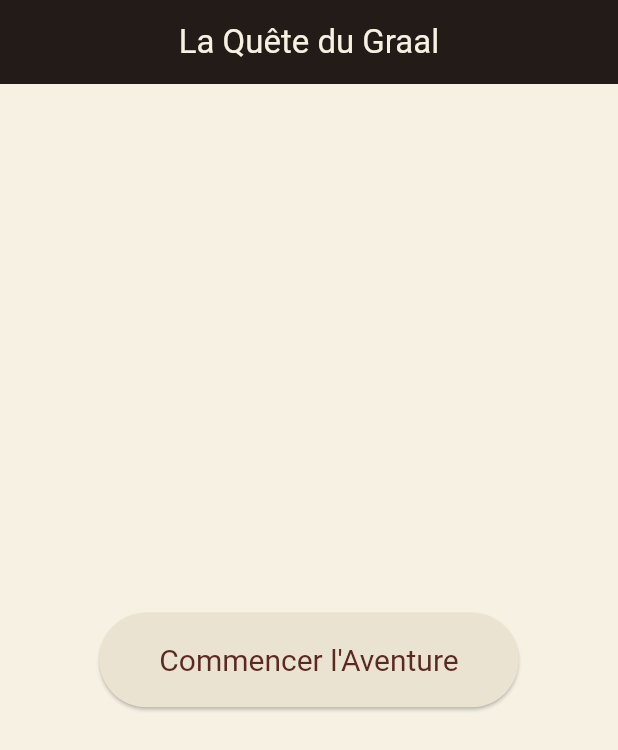
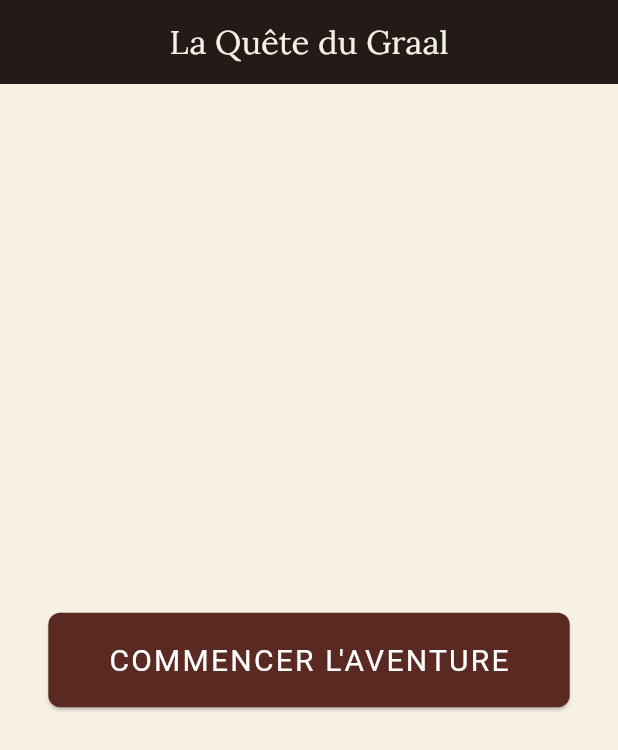
Before and after one commit to matthieu-sublet/Graal, a Flutter app: the screen it shows after launch, on a phone screen of 412 x 824 dp. Shown: the top 750 px of the screen. Run offline on Flutter 3.47's test engine with Material 3 defaults, Android fonts, the phone set to English and light mode, and no system bars; our stand-ins replace flutter_markdown, google_fonts.

Commit message:
Update main.dart

```diff
--- a/lib/main.dart
+++ b/lib/main.dart
@@ -1,20 +1,19 @@
 import 'package:flutter/material.dart';
 import 'package:provider/provider.dart';
+import 'package:google_fonts/google_fonts.dart'; // L'import est bien tout en haut !
+
 import 'models/player_state.dart';
 import 'utils/book_parser.dart';
 import 'screens/chapter_screen.dart';
 
 void main() {
   runApp(
-    // On injecte l'état du personnage dans toute l'application
     ChangeNotifierProvider(
       create: (context) => PlayerState(),
       child: const MonApplication(),
     ),
   );
 }
-
-import 'package:google_fonts/google_fonts.dart'; // Ajoute cet import en haut
 
 class MonApplication extends StatelessWidget {
   const MonApplication({super.key});
@@ -23,22 +22,20 @@ class MonApplication extends StatelessWidget {
   Widget build(BuildContext context) {
     return MaterialApp(
       title: 'Quête du Graal',
-      debugShowCheckedModeBanner: false, // Retire le petit bandeau "DEBUG"
+      debugShowCheckedModeBanner: false,
       theme: ThemeData(
-        // Couleurs principales (Fond parchemin, textes sombres)
         scaffoldBackgroundColor: const Color(0xFFF6F1E3),
         colorScheme: const ColorScheme.light(
-          primary: Color(0xFF5A2A22), // Un rouge/brun profond pour les accents
+          primary: Color(0xFF5A2A22),
           onPrimary: Colors.white,
-          surface: Color(0xFFEBE3D1), // Parchemin un peu plus sombre pour les boutons
-          onSurface: Color(0xFF2C2621), // Couleur de l'encre (presque noir)
+          surface: Color(0xFFEBE3D1),
+          onSurface: Color(0xFF2C2621),
         ),
-        // On applique la police Lora à toute l'application
         textTheme: GoogleFonts.loraTextTheme(
           Theme.of(context).textTheme,
         ),
         appBarTheme: const AppBarTheme(
-          backgroundColor: Color(0xFF1E1A17), // App bar très sombre
+          backgroundColor: Color(0xFF1E1A17),
           foregroundColor: Color(0xFFF6F1E3),
           elevation: 4,
           centerTitle: true,
@@ -48,7 +45,6 @@ class MonApplication extends StatelessWidget {
     );
   }
 }
-
 
 class MenuPrincipal extends StatelessWidget {
   const MenuPrincipal({super.key});
@@ -60,14 +56,17 @@ class MenuPrincipal extends StatelessWidget {
       body: Center(
         child: ElevatedButton(
           style: ElevatedButton.styleFrom(
+            backgroundColor: const Color(0xFF5A2A22),
+            foregroundColor: Colors.white,
             padding: const EdgeInsets.symmetric(horizontal: 40, vertical: 20),
-            textStyle: const TextStyle(fontSize: 20),
+            textStyle: const TextStyle(fontSize: 20, letterSpacing: 1.5),
+            shape: RoundedRectangleBorder(
+              borderRadius: BorderRadius.circular(8),
+            ),
           ),
           onPressed: () async {
-            // 1. Analyse automatique du fichier Markdown
             final gameBook = await BookParser.parseMarkdownFile('assets/livre.md');
 
-            // 2. Lancement du premier chapitre
             if (context.mounted) {
               Navigator.push(
                 context,
@@ -75,7 +74,6 @@ class MenuPrincipal extends StatelessWidget {
                   builder: (context) => ChapterScreen(
                     chapter: gameBook.histoire.first,
                     onNextChapter: () {
-                      // 3. Bascule vers l'aventure interactive au clic sur Continuer
                       Navigator.pushReplacement(
                         context,
                         MaterialPageRoute(
@@ -94,7 +92,7 @@ class MenuPrincipal extends StatelessWidget {
               );
             }
           },
-          child: const Text("Commencer l'Aventure"),
+          child: const Text("COMMENCER L'AVENTURE"),
         ),
       ),
     );
```
